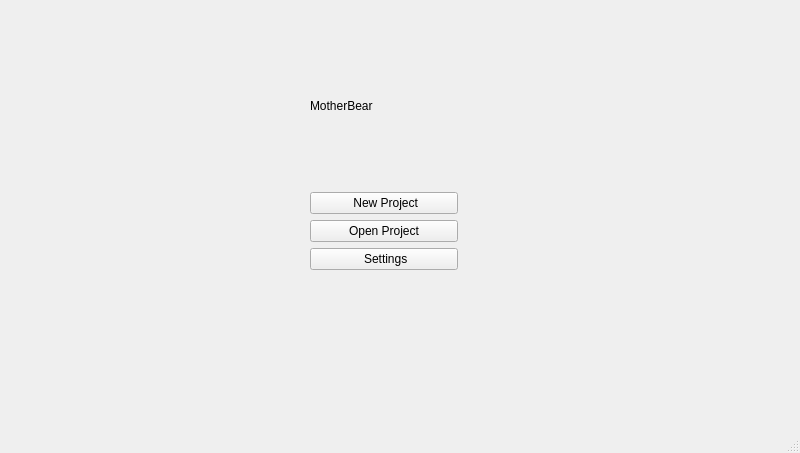
Qt form View/StartWindow.ui (ridgeontheway/MotherBear) before a commit.
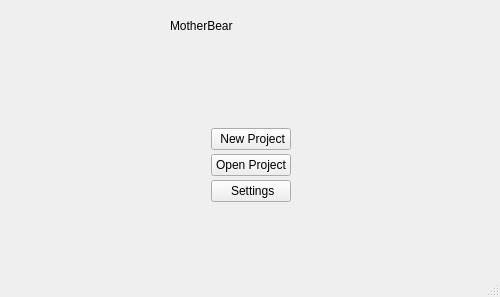
The same form after that commit.

```diff
--- a/View/StartWindow.ui
+++ b/View/StartWindow.ui
@@ -2,27 +2,58 @@
 <ui version="4.0">
  <class>MainWindow</class>
  <widget class="QMainWindow" name="MainWindow">
+  <property name="enabled">
+   <bool>true</bool>
+  </property>
   <property name="geometry">
    <rect>
     <x>0</x>
     <y>0</y>
-    <width>800</width>
-    <height>453</height>
+    <width>500</width>
+    <height>297</height>
    </rect>
   </property>
   <property name="windowTitle">
    <string>MainWindow</string>
   </property>
   <widget class="QWidget" name="centralwidget">
-   <widget class="QWidget" name="verticalLayoutWidget">
+   <widget class="QLabel" name="label">
     <property name="geometry">
      <rect>
-      <x>310</x>
-      <y>190</y>
-      <width>148</width>
-      <height>85</height>
+      <x>170</x>
+      <y>0</y>
+      <width>151</width>
+      <height>51</height>
      </rect>
     </property>
+    <property name="text">
+     <string>MotherBear</string>
+    </property>
+   </widget>
+   <widget class="QWidget" name="gridLayoutWidget">
+    <property name="geometry">
+     <rect>
+      <x>10</x>
+      <y>110</y>
+      <width>481</width>
+      <height>111</height>
+     </rect>
+    </property>
+    <layout class="QGridLayout" name="gridLayout">
+     <item row="0" column="0">
+      <spacer name="horizontalSpacer">
+       <property name="orientation">
+        <enum>Qt::Horizontal</enum>
+       </property>
+       <property name="sizeHint" stdset="0">
+        <size>
+         <width>40</width>
+         <height>20</height>
+        </size>
+       </property>
+      </spacer>
+     </item>
+     <item row="0" column="1">
     <layout class="QVBoxLayout" name="verticalLayout">
      <property name="spacing">
       <number>4</number>
@@ -52,19 +83,21 @@
       </widget>
      </item>
     </layout>
-   </widget>
-   <widget class="QLabel" name="label">
-    <property name="geometry">
-     <rect>
-      <x>310</x>
-      <y>80</y>
-      <width>151</width>
-      <height>51</height>
-     </rect>
-    </property>
-    <property name="text">
-     <string>MotherBear</string>
-    </property>
+     </item>
+     <item row="0" column="2">
+      <spacer name="horizontalSpacer_2">
+       <property name="orientation">
+        <enum>Qt::Horizontal</enum>
+       </property>
+       <property name="sizeHint" stdset="0">
+        <size>
+         <width>40</width>
+         <height>20</height>
+        </size>
+       </property>
+      </spacer>
+     </item>
+    </layout>
    </widget>
   </widget>
   <widget class="QMenuBar" name="menubar">
```
Left out of the diff: 5 changed lines with no effect on the pictures. Lines whose indentation alone changed are shown as unchanged.
